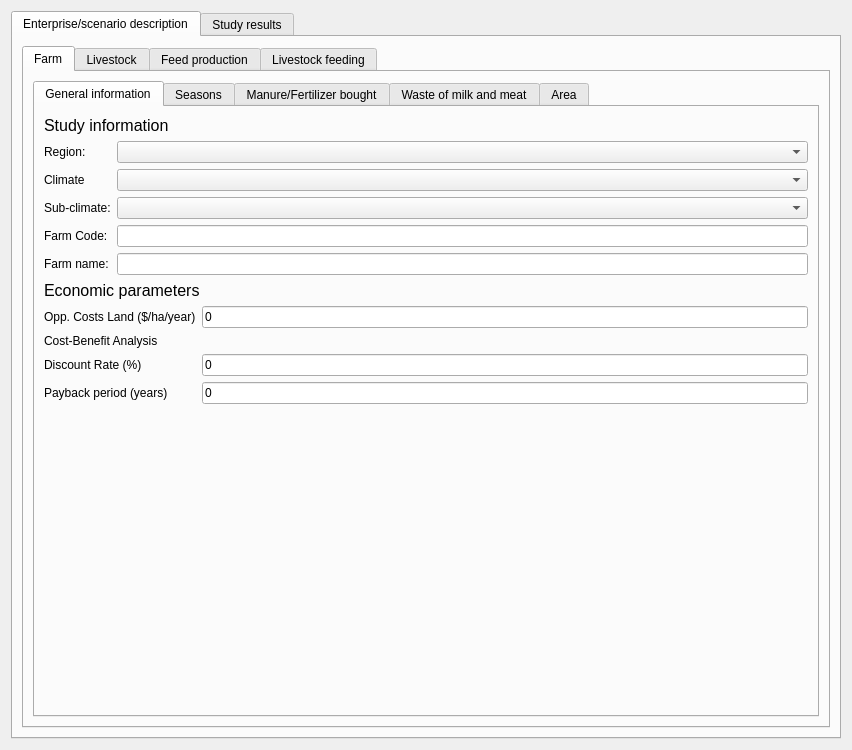
Above: cleanedstudy.ui from qlands/cleaned-desktop before the change. Below: the same form after it.
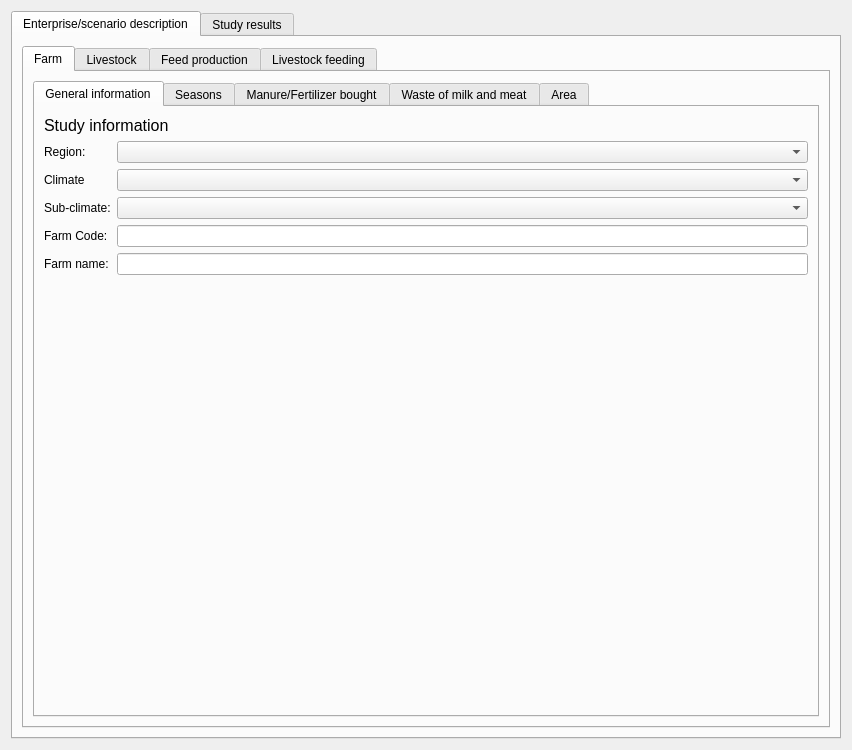
That is the form after the change.

```diff
--- a/cleanedstudy.ui
+++ b/cleanedstudy.ui
@@ -122,72 +122,11 @@
                  </item>
                 </layout>
                </item>
-               <item>
-                <widget class="QLabel" name="label_42">
-                 <property name="font">
-                  <font>
-                   <pointsize>12</pointsize>
-                  </font>
-                 </property>
-                 <property name="text">
-                  <string>Economic parameters</string>
-                 </property>
-                </widget>
-               </item>
                <item>
                 <layout class="QGridLayout" name="gridLayout_5">
                  <property name="topMargin">
                   <number>0</number>
                  </property>
-                 <item row="3" column="1">
-                  <widget class="QLineEdit" name="txt_cba_years">
-                   <property name="text">
-                    <string>0</string>
-                   </property>
-                  </widget>
-                 </item>
-                 <item row="3" column="0">
-                  <widget class="QLabel" name="label_45">
-                   <property name="text">
-                    <string>Payback period (years)</string>
-                   </property>
-                  </widget>
-                 </item>
-                 <item row="2" column="0">
-                  <widget class="QLabel" name="label_44">
-                   <property name="text">
-                    <string>Discount Rate (%)</string>
-                   </property>
-                  </widget>
-                 </item>
-                 <item row="0" column="1">
-                  <widget class="QLineEdit" name="txt_land_oppcost">
-                   <property name="text">
-                    <string>0</string>
-                   </property>
-                  </widget>
-                 </item>
-                 <item row="2" column="1">
-                  <widget class="QLineEdit" name="txt_cba_discount_rate">
-                   <property name="text">
-                    <string>0</string>
-                   </property>
-                  </widget>
-                 </item>
-                 <item row="0" column="0">
-                  <widget class="QLabel" name="label_43">
-                   <property name="text">
-                    <string>Opp. Costs Land ($/ha/year)</string>
-                   </property>
-                  </widget>
-                 </item>
-                 <item row="1" column="0">
-                  <widget class="QLabel" name="label_46">
-                   <property name="text">
-                    <string>Cost-Benefit Analysis</string>
-                   </property>
-                  </widget>
-                 </item>
                 </layout>
                </item>
                <item>
```
